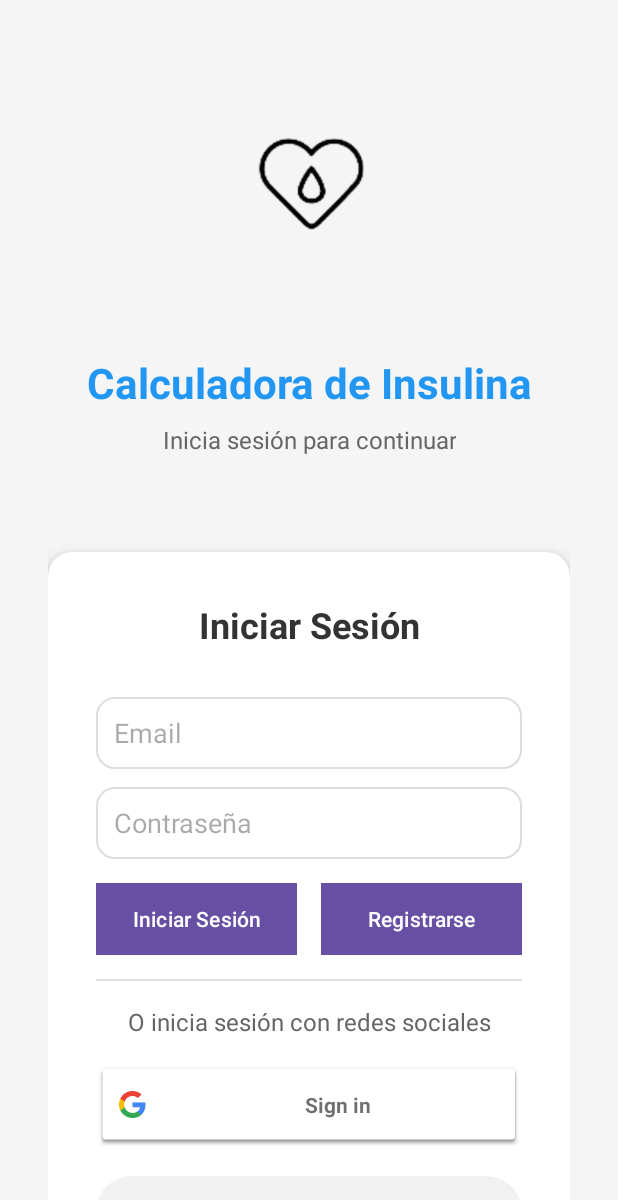
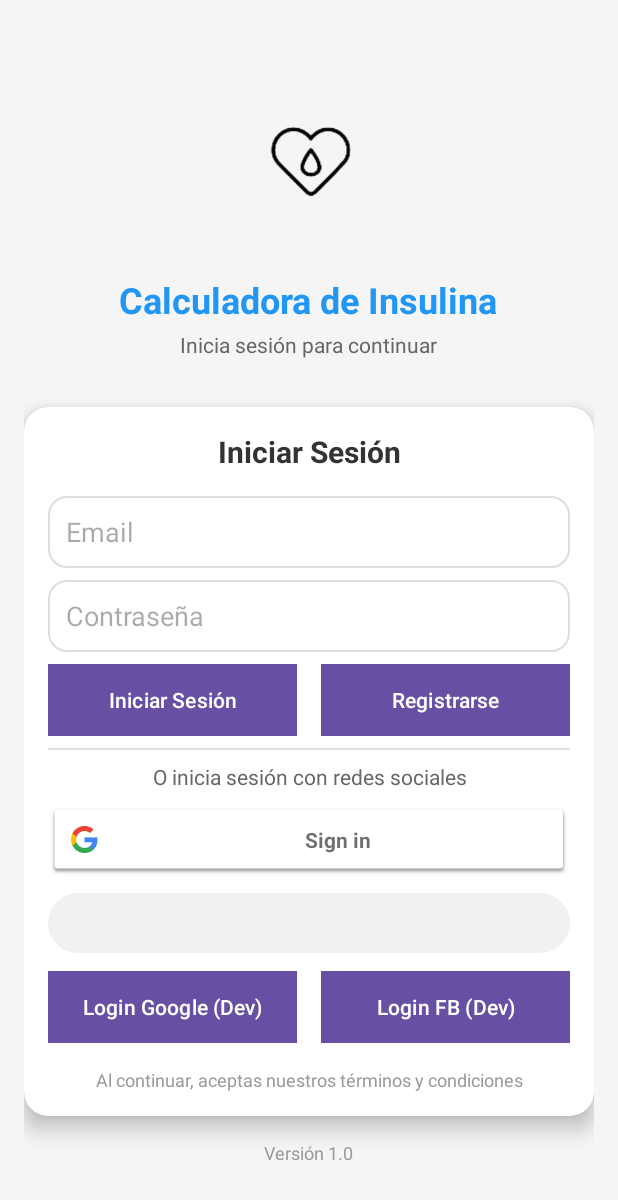
Before and after one commit to Juanes2705/Calculo_insulina, an Android app: the screen it shows after launch (LoginActivity), on a phone screen of 412 x 824 dp. Shown: the top 1200 px of the screen. Run offline under Robolectric (Android 15) with nearby library versions, the light colour scheme and no system bars; libraries missing offline, so code that uses them is left out: com.facebook, com.facebook.login; plain views replace LoginButton; 4 statements that could not run were skipped.

Commit message:
ultimos ajustes

```diff
--- a/app/src/main/res/layout/activity_login.xml
+++ b/app/src/main/res/layout/activity_login.xml
@@ -1,16 +1,12 @@
 <?xml version="1.0" encoding="utf-8"?>
-<ScrollView xmlns:android="http://schemas.android.com/apk/res/android"
+<LinearLayout xmlns:android="http://schemas.android.com/apk/res/android"
     xmlns:app="http://schemas.android.com/apk/res-auto"
     android:layout_width="match_parent"
     android:layout_height="match_parent"
-    android:background="#F5F5F5">
-
-    <LinearLayout
-        android:layout_width="match_parent"
-        android:layout_height="wrap_content"
     android:orientation="vertical"
     android:gravity="center"
-        android:padding="32dp">
+    android:background="#F5F5F5"
+    android:padding="16dp">
 
     <!-- Logo o título de la app -->
     <LinearLayout
@@ -18,20 +14,20 @@
         android:layout_height="wrap_content"
         android:orientation="vertical"
         android:gravity="center"
-            android:layout_marginBottom="64dp">
+        android:layout_marginBottom="32dp">
 
         <ImageView
-                android:layout_width="180dp"
-                android:layout_height="180dp"
+            android:layout_width="120dp"
+            android:layout_height="120dp"
             android:src="@drawable/icono"
-                android:padding="32dp"
-                android:layout_marginBottom="24dp" />
+            android:padding="16dp"
+            android:layout_marginBottom="16dp" />
 
         <TextView
             android:layout_width="wrap_content"
             android:layout_height="wrap_content"
             android:text="Calculadora de Insulina"
-                android:textSize="28sp"
+            android:textSize="24sp"
             android:textStyle="bold"
             android:textColor="#2196F3"
             android:gravity="center" />
@@ -40,10 +36,10 @@
             android:layout_width="wrap_content"
             android:layout_height="wrap_content"
             android:text="Inicia sesión para continuar"
-                android:textSize="16sp"
+            android:textSize="14sp"
             android:textColor="#666666"
             android:gravity="center"
-                android:layout_marginTop="8dp" />
+            android:layout_marginTop="4dp" />
 
     </LinearLayout>
 
@@ -53,22 +49,22 @@
         android:layout_height="wrap_content"
         app:cardCornerRadius="16dp"
         app:cardElevation="8dp"
-            android:layout_marginBottom="32dp">
+        android:layout_marginBottom="16dp">
 
         <LinearLayout
             android:layout_width="match_parent"
             android:layout_height="wrap_content"
             android:orientation="vertical"
-                android:padding="32dp">
+            android:padding="16dp">
 
             <TextView
                 android:layout_width="match_parent"
                 android:layout_height="wrap_content"
-                    android:layout_marginBottom="32dp"
+                android:layout_marginBottom="16dp"
                 android:gravity="center"
                 android:text="Iniciar Sesión"
                 android:textColor="#333333"
-                    android:textSize="24sp"
+                android:textSize="20sp"
                 android:textStyle="bold" />
 
             <!-- Email -->
@@ -76,7 +72,7 @@
                 android:id="@+id/editTextLoginEmail"
                 android:layout_width="match_parent"
                 android:layout_height="48dp"
-                    android:layout_marginBottom="12dp"
+                android:layout_marginBottom="8dp"
                 android:background="@drawable/rounded_edittext"
                 android:hint="Email"
                 android:inputType="textEmailAddress"
@@ -87,7 +83,7 @@
                 android:id="@+id/editTextLoginPassword"
                 android:layout_width="match_parent"
                 android:layout_height="48dp"
-                    android:layout_marginBottom="16dp"
+                android:layout_marginBottom="8dp"
                 android:background="@drawable/rounded_edittext"
                 android:hint="Contraseña"
                 android:inputType="textPassword"
@@ -97,7 +93,7 @@
             <LinearLayout
                 android:layout_width="match_parent"
                 android:layout_height="wrap_content"
-                    android:layout_marginBottom="16dp"
+                android:layout_marginBottom="8dp"
                 android:orientation="horizontal">
 
                 <Button
@@ -106,9 +102,12 @@
                     android:layout_height="48dp"
                     android:layout_marginEnd="8dp"
                     android:layout_weight="1"
-                        android:background="#4CAF50"
+                    android:minWidth="0dp"
+                    android:padding="6dp"
                     android:text="Iniciar Sesión"
-                        android:textColor="#FFFFFF" />
+                    android:textSize="14sp"
+                    android:textColor="#FFFFFF"
+                    android:background="#4CAF50" />
 
                 <Button
                     android:id="@+id/buttonRegistrarse"
@@ -116,9 +115,12 @@
                     android:layout_height="48dp"
                     android:layout_marginStart="8dp"
                     android:layout_weight="1"
-                        android:background="#FF9800"
+                    android:minWidth="0dp"
+                    android:padding="6dp"
                     android:text="Registrarse"
-                        android:textColor="#FFFFFF" />
+                    android:textSize="14sp"
+                    android:textColor="#FFFFFF"
+                    android:background="#FF9800" />
 
             </LinearLayout>
 
@@ -126,32 +128,32 @@
             <View
                 android:layout_width="match_parent"
                 android:layout_height="1dp"
-                    android:layout_marginBottom="16dp"
+                android:layout_marginBottom="8dp"
                 android:background="#E0E0E0" />
 
             <!-- Área de login social -->
             <TextView
                 android:layout_width="match_parent"
                 android:layout_height="wrap_content"
-                    android:layout_marginBottom="16dp"
+                android:layout_marginBottom="8dp"
                 android:gravity="center"
                 android:text="O inicia sesión con redes sociales"
                 android:textColor="#666666"
-                    android:textSize="16sp" />
+                android:textSize="14sp" />
 
             <!-- Botón de Google -->
             <com.google.android.gms.common.SignInButton
                 android:id="@+id/buttonGoogleSignIn"
                 android:layout_width="match_parent"
-                    android:layout_height="56dp"
-                    android:layout_marginBottom="16dp" />
+                android:layout_height="48dp"
+                android:layout_marginBottom="8dp" />
 
             <!-- Botón de Facebook -->
             <com.facebook.login.widget.LoginButton
                 android:id="@+id/buttonFacebookLogin"
                 android:layout_width="match_parent"
-                    android:layout_height="56dp"
-                    android:layout_marginBottom="16dp"
+                android:layout_height="48dp"
+                android:layout_marginBottom="8dp"
                 android:enabled="false"
                 android:alpha="0.5" />
 
@@ -159,7 +161,7 @@
             <LinearLayout
                 android:layout_width="match_parent"
                 android:layout_height="wrap_content"
-                    android:layout_marginBottom="16dp"
+                android:layout_marginBottom="8dp"
                 android:orientation="horizontal">
 
                 <Button
@@ -168,9 +170,12 @@
                     android:layout_height="48dp"
                     android:layout_marginEnd="8dp"
                     android:layout_weight="1"
-                        android:background="#4285F4"
+                    android:minWidth="0dp"
+                    android:padding="6dp"
                     android:text="Login Google (Dev)"
-                        android:textColor="#FFFFFF" />
+                    android:textSize="14sp"
+                    android:textColor="#FFFFFF"
+                    android:background="#4285F4" />
 
                 <Button
                     android:id="@+id/buttonLoginFacebookDev"
@@ -178,9 +183,12 @@
                     android:layout_height="48dp"
                     android:layout_marginStart="8dp"
                     android:layout_weight="1"
-                        android:background="#1877F2"
+                    android:minWidth="0dp"
+                    android:padding="6dp"
                     android:text="Login FB (Dev)"
-                        android:textColor="#FFFFFF" />
+                    android:textSize="14sp"
+                    android:textColor="#FFFFFF"
+                    android:background="#1877F2" />
 
             </LinearLayout>
 
@@ -188,7 +196,7 @@
             <TextView
                 android:layout_width="match_parent"
                 android:layout_height="wrap_content"
-                    android:layout_marginTop="16dp"
+                android:layout_marginTop="8dp"
                 android:gravity="center"
                 android:text="Al continuar, aceptas nuestros términos y condiciones"
                 android:textColor="#999999"
@@ -208,4 +216,3 @@
         android:gravity="center" />
 
 </LinearLayout>
-</ScrollView>
--- a/app/src/main/res/layout/activity_main.xml
+++ b/app/src/main/res/layout/activity_main.xml
@@ -45,13 +45,15 @@
 
             <Button
                 android:id="@+id/buttonLogout"
-                android:layout_width="wrap_content"
-                android:layout_height="36dp"
+                android:layout_width="0dp"
+                android:layout_height="48dp"
+                android:layout_weight="1"
+                android:minWidth="0dp"
+                android:padding="6dp"
                 android:text="Cerrar Sesión"
-                android:textSize="12sp"
+                android:textSize="14sp"
                 android:textColor="#FFFFFF"
-                android:background="@drawable/rounded_button_blue"
-                android:padding="8dp" />
+                android:background="@drawable/rounded_button_blue" />
 
         </LinearLayout>
 
```
Lines whose indentation alone changed are shown as unchanged.
